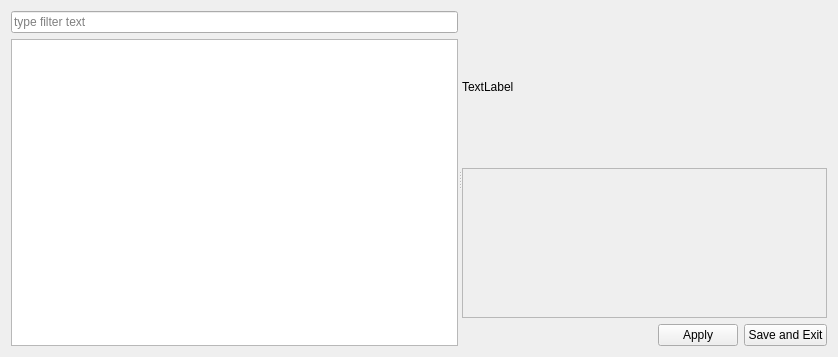
Before: the Qt Designer form Forms/SettingsWindow.ui in iatanasov77/qvocabulary, drawn with Qt 5.
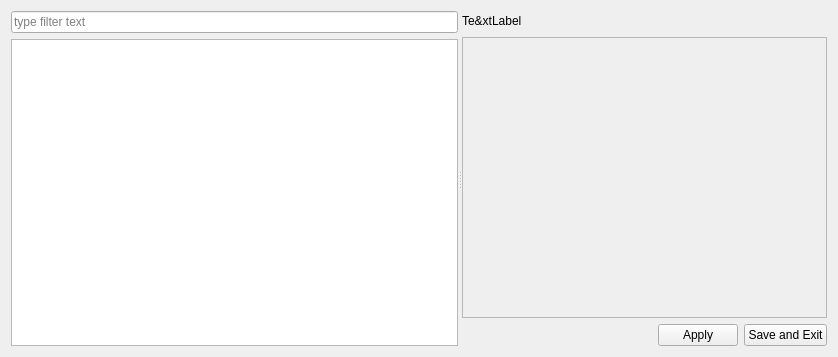
After: the same form once the commit is applied.

Commit message: TextToSpeech Settings Finished.

```diff
--- a/Forms/SettingsWindow.ui
+++ b/Forms/SettingsWindow.ui
@@ -45,14 +45,14 @@
        </item>
       </layout>
      </widget>
-     <widget class="QWidget" name="">
+     <widget class="QWidget" name="layoutWidget">
       <layout class="QVBoxLayout" name="verticalLayout_2">
        <item>
         <layout class="QHBoxLayout" name="horizontalLayout_2">
          <item>
           <widget class="QLabel" name="settingsTitle">
            <property name="text">
-            <string>TextLabel</string>
+            <string>Te&amp;xtLabel</string>
            </property>
           </widget>
          </item>
@@ -81,7 +81,11 @@
          </property>
          <layout class="QVBoxLayout" name="verticalLayout_4">
           <item>
-           <layout class="QFormLayout" name="formLayout"/>
+           <widget class="QStackedWidget" name="mainWidget">
+            <widget class="QWidget" name="Page1" native="true">
+             <layout class="QFormLayout" name="formLayout"/>
+            </widget>
+           </widget>
           </item>
          </layout>
         </widget>
```
The commit also changes 20 other files.
